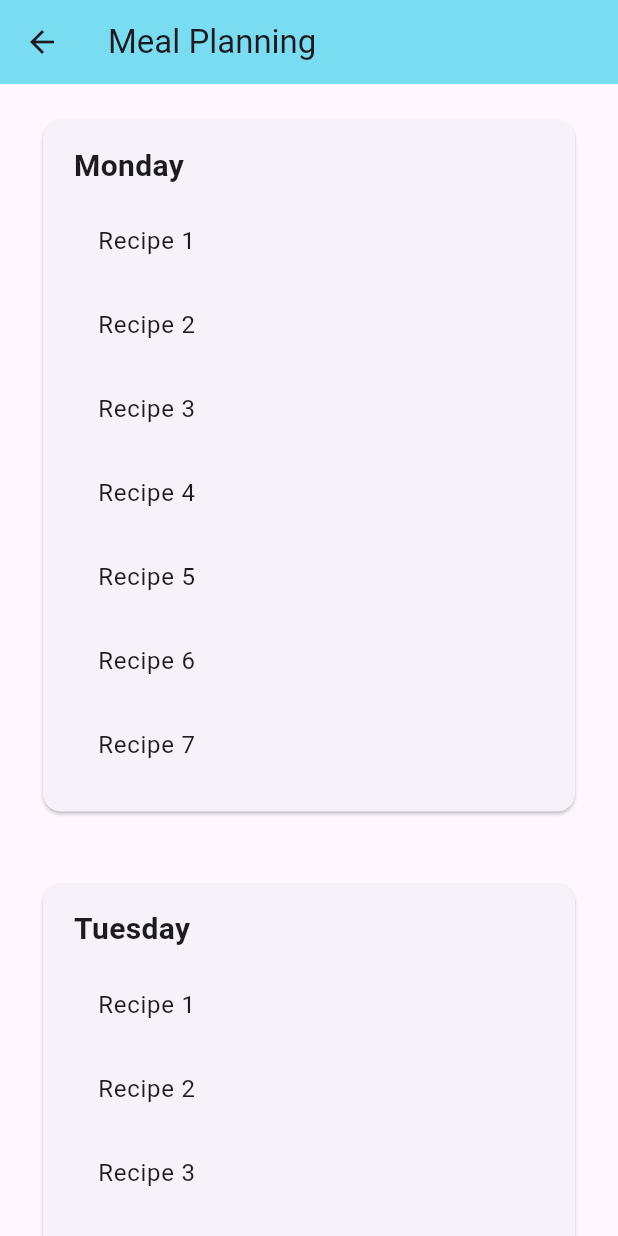
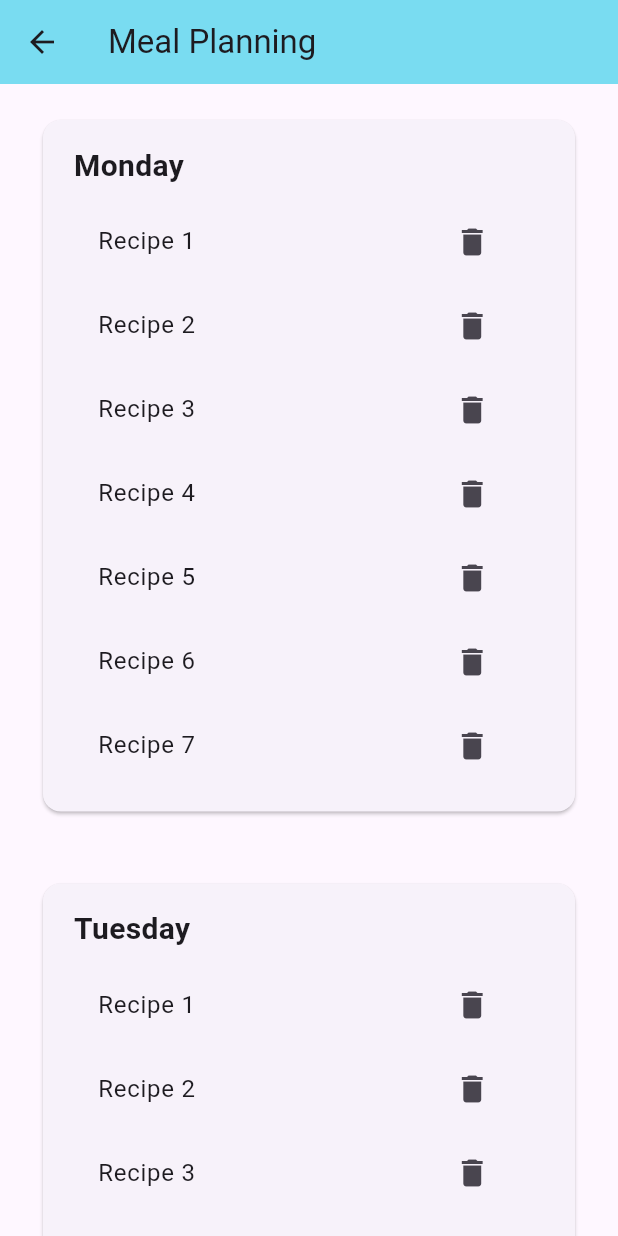
Before and after one commit to AAU-ASE-23W-Grp-D/RecipeOrganizerFrontend, a Flutter app: the MealPlanningScreen screen opened directly, on a phone screen of 412 x 824 dp. Run offline on Flutter 3.47's test engine with Material 3 defaults, Android fonts, the phone set to English and light mode, and no system bars; our stand-ins replace dotted_border, flutter_secure_storage, google_nav_bar, image_picker; missing offline and left inert: adaptive_navbar, dart:js; accounts and stored records are empty; network calls fail.

Commit message:
Issue #9: updated meal plan

```diff
--- a/lib/screens/meal_plan.dart
+++ b/lib/screens/meal_plan.dart
@@ -1,3 +1,4 @@
+import 'package:flutter/cupertino.dart';
 import 'package:flutter/material.dart';
 import 'package:recipe_organizer_frontend/screens/recipe_detail_screen.dart';
 
@@ -79,6 +80,11 @@ class MealPlanningScreen extends StatelessWidget {
               for (String recipe in recipes)
                 ListTile(
                   title: Text(recipe),
+                  trailing: IconButton(
+                    icon: Icon(Icons.delete),
+                    onPressed: () {
+
+                    },),
                   // You can add onTap logic to navigate to the recipe details screen
                   onTap: () {
                     // Navigate to the screen where users can view the details of the selected recipe
@@ -90,6 +96,7 @@ class MealPlanningScreen extends StatelessWidget {
                   ),
                 );
                   },
+
                 ),
             ],
           ),
```
